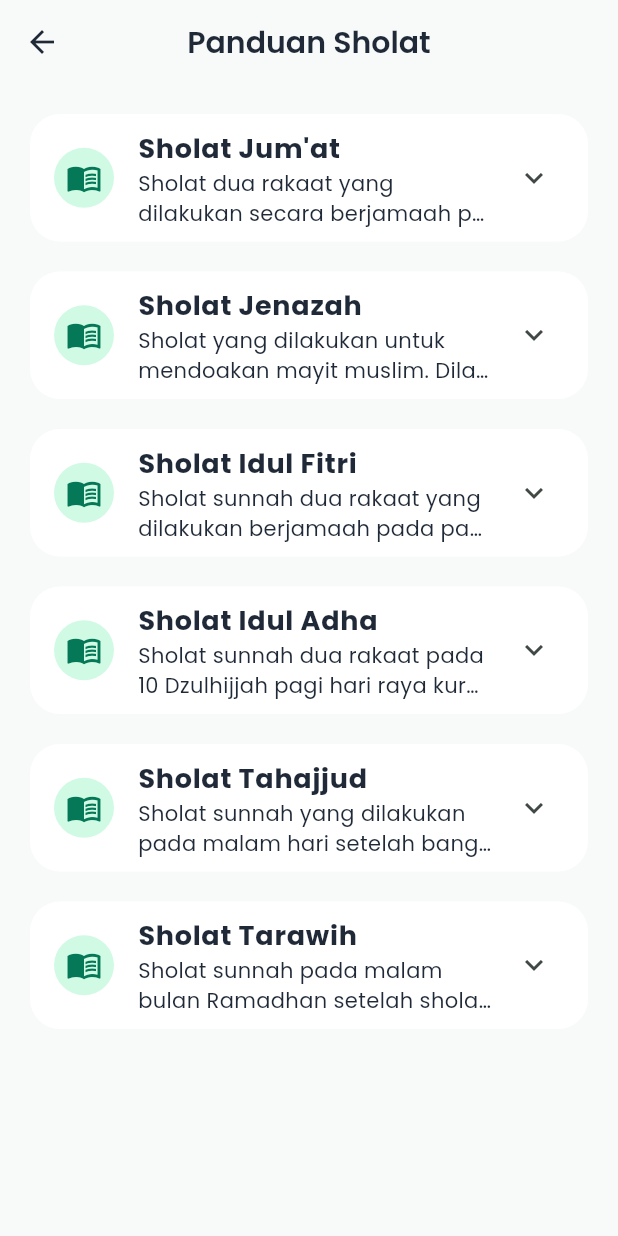
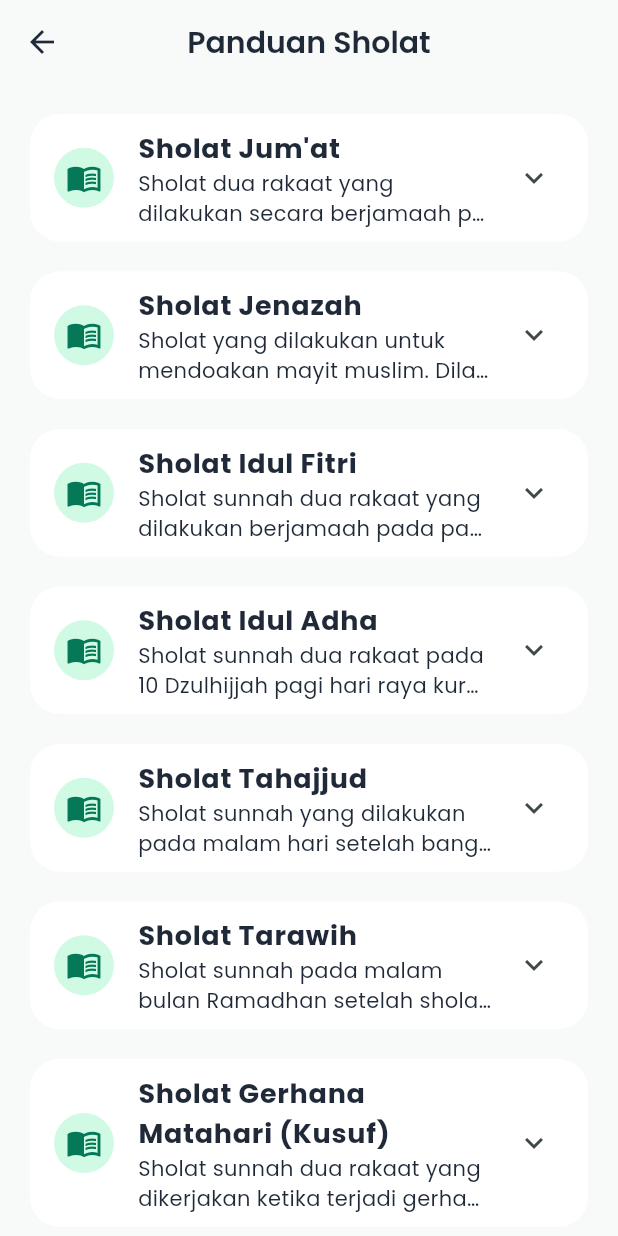
Before and after one commit to farisia386-ship-it/Al-Quran, a Flutter app: the PrayerGuideScreen screen opened directly, on a phone screen of 412 x 824 dp. Run offline on Flutter 3.47's test engine with Material 3 defaults, Android fonts, the light colour scheme and no system bars; our stand-ins replace adhan, audioplayers, flutter_local_notifications, geolocator, google_fonts, share_plus and 2 more; missing offline and left inert: flutter_qiblah, flutter_vibrate, workmanager; accounts and stored records are empty; statements that could not run were skipped.

Commit message:
menambah tatacara solat gerhana matahari

```diff
--- a/lib/data/prayer_guide_data.dart
+++ b/lib/data/prayer_guide_data.dart
@@ -104,4 +104,20 @@ final List<PrayerGuide> prayerGuides = [
       PrayerStep(title: 'Penutup Witir', description: 'Setelah tarawih selesai, sangat dianjurkan melanjutkannya dengan sholat sunnah Witir 3 rakaat.'),
     ],
   ),
+  PrayerGuide(
+    title: 'Sholat Gerhana Matahari (Kusuf)',
+    description: 'Sholat sunnah dua rakaat yang dikerjakan ketika terjadi gerhana matahari.',
+    niatArabic: 'أُصَلِّي سُنَّةَ لِكُسُوْفِ الشَّمْسِ رَكْعَتَيْنِ مَأْمُوْمًا لِلّٰهِ تَعَالَى',
+    niatLatin: 'Ushalli sunnatan likusuufis syamsi rak\'ataini ma\'muman lillahi ta\'ala.',
+    niatTranslation: 'Aku niat sholat sunnah gerhana matahari dua rakaat sebagai makmum karena Allah Ta\'ala.',
+    steps: [
+      PrayerStep(title: 'Takbiratul Ihram & Niat', description: 'Berniat di dalam hati bersamaan dengan takbiratul ihram.'),
+      PrayerStep(title: 'Rakaat Pertama (Ruku Pertama)', description: 'Membaca Al-Fatihah dan surah panjang, kemudian melakukan ruku.'),
+      PrayerStep(title: 'Rakaat Pertama (Ruku Kedua)', description: 'Bangkit dari ruku (i\'tidal), kemudian membaca Al-Fatihah dan surah lagi, lalu ruku kembali untuk kedua kalinya dalam rakaat yang sama.'),
+      PrayerStep(title: 'Sujud', description: 'I\'tidal dari ruku kedua, lalu melakukan dua kali sujud (dianjurkan sujud yang panjang).'),
+      PrayerStep(title: 'Rakaat Kedua', description: 'Dikerjakan persis seperti rakaat pertama (terdapat 2 kali ruku dan i\'tidal).'),
+      PrayerStep(title: 'Tahiyat & Salam', description: 'Duduk tasyahud akhir dan diakhiri dengan salam.'),
+      PrayerStep(title: 'Khutbah', description: 'Setelah sholat selesai, jamaah mendengarkan khutbah (jika dilakukan berjamaah).'),
+    ],
+  ),
 ];
```
